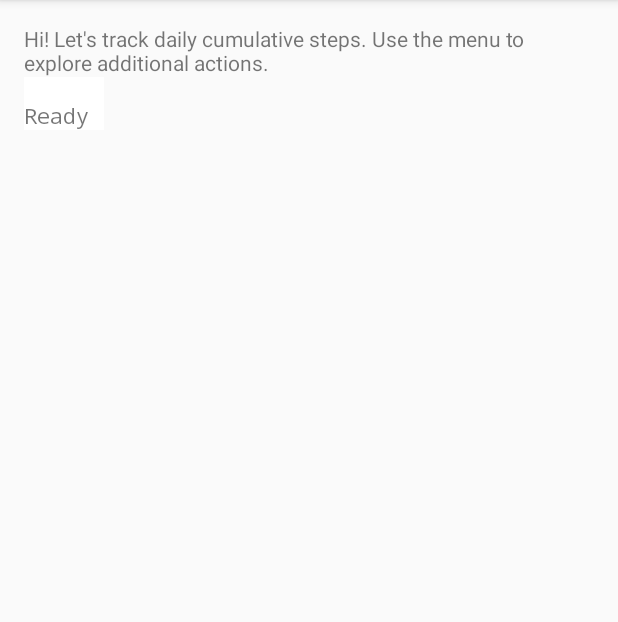
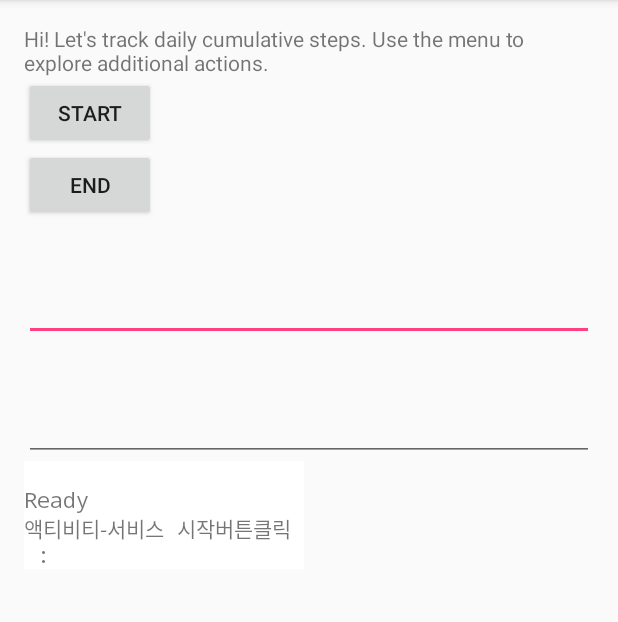
Before and after one commit to Seo-GwangHyeon/InvisibleMirror, an Android app: the MoveActivity screen opened directly, with no data from a screen before it, in the options menu, after a tap on "Settings", on a phone screen of 412 x 824 dp, the part 84-706 px from its top. Run offline under Robolectric (Android 15) with nearby library versions, the phone set to English and light mode, and no system bars; 4 statements that could not run were skipped.

Commit message:
활동량 서비스구현까지 완료

```diff
--- a/app/build.gradle
+++ b/app/build.gradle
@@ -30,13 +30,12 @@ dependencies {
     testImplementation 'junit:junit:4.12'
     androidTestImplementation 'com.android.support.test:runner:1.0.2'
     androidTestImplementation 'com.android.support.test.espresso:espresso-core:3.0.2'
-
     //for google fit api
     implementation 'com.google.android.gms:play-services-fitness:11.6.0'
     implementation 'com.google.android.gms:play-services-auth:11.6.0'
     implementation 'com.google.firebase:firebase-auth:11.6.0'
     implementation 'com.google.gms:google-services:4.0.2'
-    compile 'com.google.firebase:firebase-core:11.6.0'
+    implementation 'com.google.firebase:firebase-core:11.6.0'
     implementation 'com.google.firebase:firebase-messaging:11.6.0'
 }
 apply plugin: 'com.google.gms.google-services'
--- a/app/src/main/java/com/example/invisiblemirror/mover/MoveActivity.java
+++ b/app/src/main/java/com/example/invisiblemirror/mover/MoveActivity.java
@@ -16,6 +16,9 @@ package com.example.invisiblemirror.mover;
  * limitations under the License.
  */
 import android.app.Activity;
+import android.app.AlarmManager;
+import android.app.PendingIntent;
+import android.content.Context;
 import android.content.Intent;
 import android.graphics.Color;
 import android.os.Build;
@@ -24,6 +27,9 @@ import android.support.annotation.NonNull;
 import android.support.v7.app.AppCompatActivity;
 import android.view.Menu;
 import android.view.MenuItem;
+import android.view.View;
+import android.widget.Button;
+import android.widget.EditText;
 import android.widget.Toast;
 
 import com.example.invisblemirror.*;
@@ -35,7 +41,6 @@ import com.example.invisiblemirror.logger.MessageOnlyLogFilter;
 import com.google.android.gms.auth.api.signin.GoogleSignIn;
 import com.google.android.gms.auth.api.signin.GoogleSignInAccount;
 
-import com.google.android.gms.common.api.GoogleApiClient;
 import com.google.android.gms.fitness.Fitness;
 import com.google.android.gms.fitness.FitnessOptions;
 import com.google.android.gms.fitness.data.DataSet;
@@ -46,44 +51,38 @@ import com.google.android.gms.tasks.OnFailureListener;
 import com.google.android.gms.tasks.OnSuccessListener;
 import com.google.android.gms.tasks.Task;
 
+import java.util.Calendar;
 
 
-public class MoveActivity extends AppCompatActivity {
+public class MoveActivity extends AppCompatActivity implements View.OnClickListener {
 
     public static final String TAG = "StepCounter";
     private static final int REQUEST_OAUTH_REQUEST_CODE = 0x1001;
-    GoogleApiClient mClient;
+    private Button startService,endService;
+    private EditText editHour, editMinute;
+    Calendar calendar;
     @Override
     protected void onCreate(Bundle savedInstanceState) {
         super.onCreate(savedInstanceState);
         setContentView(R.layout.activity_move);
- /*   Button button=findViewById(R.id.go);
 
-    button.setOnClickListener(new View.OnClickListener() {
-      @Override
-      public void onClick(View view) {
-        Intent intent= new Intent(MainActivity.this, GoogleSignInActivity.class);
-        startActivity(intent);
-      }
-    });*/
-
-        // This method sets up our custom logger, which will print all log messages to the device
+        startService =(Button) findViewById(R.id.start_service);
+        endService =(Button) findViewById(R.id.end_service);
+        editHour = (EditText) findViewById(R.id.edit_hour);
+        editMinute = (EditText) findViewById(R.id.edit_minute);
+        startService.setOnClickListener(this);
+       // This method sets up our custom logger, which will print all log messages to the device
         // screen, as well as to adb logcat.
         initializeLogging();
-        //  FirebaseAuth.getInstance().signOut();
+
         FitnessOptions fitnessOptions =
                 FitnessOptions.builder()
                         .addDataType(DataType.TYPE_STEP_COUNT_CUMULATIVE)
                         .addDataType(DataType.TYPE_STEP_COUNT_DELTA)
                         .build();
-        // Configure Google Sign In
-  /*  GoogleSignInOptions gso = new GoogleSignInOptions.Builder(GoogleSignInOptions.DEFAULT_SIGN_IN)
-            .requestIdToken(getString(R.string.default_web_client_id))
-            .requestEmail()
-            .build();*/
-        //GoogleSignInClient mGoogleSignInClient = GoogleSignIn.getClient(this, gso);
 
         GoogleSignInAccount account = GoogleSignIn.getLastSignedInAccount(this);
+
 
 
 
@@ -92,11 +91,11 @@ public class MoveActivity extends AppCompatActivity {
             GoogleSignIn.requestPermissions(this, REQUEST_OAUTH_REQUEST_CODE,
                     GoogleSignIn.getLastSignedInAccount(this), fitnessOptions);
 
-            Toast.makeText(this, "권한 없음", Toast.LENGTH_SHORT).show();
+            //Toast.makeText(this, "권한 없음", Toast.LENGTH_SHORT).show();
         } else {
             subscribe();
         }
-        //subscribe();
+
 
     }
 
@@ -132,7 +131,7 @@ public class MoveActivity extends AppCompatActivity {
      * Reads the current daily step total, computed from midnight of the current day on the device's
      * current timezone.
      */
-    private void readData() {
+    public void readData() {
         Fitness.getHistoryClient(this, GoogleSignIn.getLastSignedInAccount(this))
                 .readDailyTotal(DataType.TYPE_STEP_COUNT_DELTA)
                 .addOnSuccessListener(
@@ -140,9 +139,7 @@ public class MoveActivity extends AppCompatActivity {
                             @Override
                             public void onSuccess(DataSet dataSet) {
                                 long total =
-                                        dataSet.isEmpty()
-                                                ? 0
-                                                : dataSet.getDataPoints().get(0).getValue(Field.FIELD_STEPS).asInt();
+                                        dataSet.isEmpty() ? 0 : dataSet.getDataPoints().get(0).getValue(Field.FIELD_STEPS).asInt();
                                 Log.i(TAG, "Total steps: " + total);
                             }
                         })
@@ -154,6 +151,8 @@ public class MoveActivity extends AppCompatActivity {
                             }
                         });
     }
+
+
 
     @Override
     public boolean onCreateOptionsMenu(Menu menu) {
@@ -199,4 +198,38 @@ public class MoveActivity extends AppCompatActivity {
         msgFilter.setNext(logView);
         Log.i(TAG, "Ready");
     }
+
+    @Override
+    public void onClick(View v) {
+        int id=v.getId();
+        if(id==R.id.start_service)
+        {
+            Log.d("test", "액티비티-서비스 시작버튼클릭");
+
+            calendar=Calendar.getInstance();
+            calendar.set(Calendar.HOUR_OF_DAY, Integer.parseInt(String.valueOf(editHour.getText())) );
+            calendar.set(Calendar.MINUTE,Integer.parseInt(String.valueOf(editMinute.getText())));
+            calendar.set(Calendar.SECOND,0);
+
+            Intent mAlarmIntent=new Intent("com.example.invisiblemirror.ALARM_START");
+            Log.d("test", String.valueOf(editHour.getText())+" : "
+                    + String.valueOf(editMinute.getText()) );
+
+            PendingIntent pendingIntent = PendingIntent.getBroadcast(this, 0,
+                    mAlarmIntent,PendingIntent.FLAG_CANCEL_CURRENT);
+
+            AlarmManager alarmManager=(AlarmManager) getSystemService(Context.ALARM_SERVICE);
+            alarmManager.set(AlarmManager.RTC_WAKEUP, calendar.getTimeInMillis(),pendingIntent);
+
+            editHour.setText("");
+            editMinute.setText("");
+
+        }
+        else if(id==R.id.end_service)
+        {
+            Log.d("test", "액티비티-서비스 종료버튼클릭");
+
+
+        }
+    }
 }
--- a/app/src/main/res/layout/activity_move.xml
+++ b/app/src/main/res/layout/activity_move.xml
@@ -28,10 +28,40 @@ limitations under the License.
         android:layout_width="match_parent"
         android:layout_height="wrap_content"
         android:text="@string/intro_text" />
+
+    <Button
+        android:id="@+id/start_service"
+        android:layout_width="wrap_content"
+        android:layout_height="wrap_content"
+        android:layout_below="@id/title_text_view"
+        android:text="start"
+        />
+
+    <Button
+        android:id="@+id/end_service"
+        android:layout_width="wrap_content"
+        android:layout_height="wrap_content"
+        android:layout_below="@id/start_service"
+        android:text="end"
+        />
+    <EditText
+        android:id="@+id/edit_hour"
+        android:layout_width="match_parent"
+        android:layout_height="80dp"
+        android:layout_below="@id/end_service"
+        />
+    <EditText
+        android:id="@+id/edit_minute"
+        android:layout_width="match_parent"
+        android:layout_height="80dp"
+        android:layout_below="@id/edit_hour"
+        />
+
+
     <ScrollView
-        android:layout_width="fill_parent"
-        android:layout_height="fill_parent"
-        android:layout_below="@id/title_text_view">
+        android:layout_width="wrap_content"
+        android:layout_height="wrap_content"
+        android:layout_below="@id/edit_minute">
         <com.example.invisiblemirror.logger.LogView
             android:id="@+id/sample_logview"
             android:layout_width="wrap_content"
--- a/app/src/main/res/layout/content_main.xml
+++ b/app/src/main/res/layout/content_main.xml
@@ -9,6 +9,8 @@
     tools:showIn="@layout/app_bar_main">
 
     <TextView
+
+        android:id="@+id/text_view"
         android:layout_width="wrap_content"
         android:layout_height="wrap_content"
         android:text="Hello World!"
--- a/app/src/main/res/values/strings.xml
+++ b/app/src/main/res/values/strings.xml
@@ -10,7 +10,7 @@
     <string name="intro_text">Hi! Let\'s track daily cumulative steps. Use the menu to explore additional actions.</string>
     <string name="action_dump_subs">List Active Subscriptions</string>
     <string name="action_cancel_subs">Cancel subscriptions</string>
-        <string name="title_activity_base">BaseActivity</string>
+    <string name="title_activity_base">BaseActivity</string>
     <string name="firebase_status_fmt">Firebase User: %s</string>
     <string name="google_status_fmt">Google User: %s</string>
     <string name="signed_out">Signed Out</string>
--- a/build.gradle
+++ b/build.gradle
@@ -7,7 +7,7 @@ buildscript {
         jcenter()
     }
     dependencies {
-        classpath 'com.android.tools.build:gradle:3.1.2'
+        classpath 'com.android.tools.build:gradle:3.1.3'
         classpath 'com.google.gms:google-services:3.1.1'
 
         // NOTE: Do not place your application dependencies here; they belong
```
Also changed, not shown: app/src/main/AndroidManifest.xml (+17 -6 lines), app/src/main/java/com/example/invisiblemirror/MainActivity.java (+42 -1 lines), app/src/main/java/com/example/invisiblemirror/TestReceiver.java (added, +17 -0 lines), app/src/main/java/com/example/invisiblemirror/mover/AlarmSoundService.java (added, +68 -0 lines), 1 other file.
